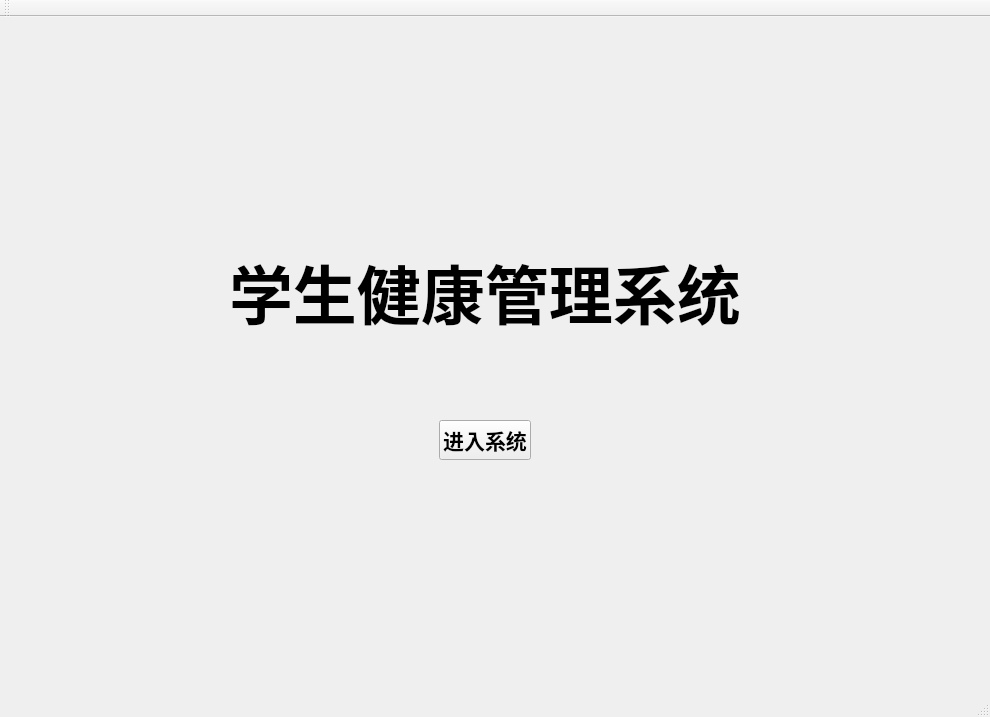
Above: fitnessEquipment/mainwindow.ui from yuanluochen/Fitness-Eqiupment before the change. Below: the same form after it.
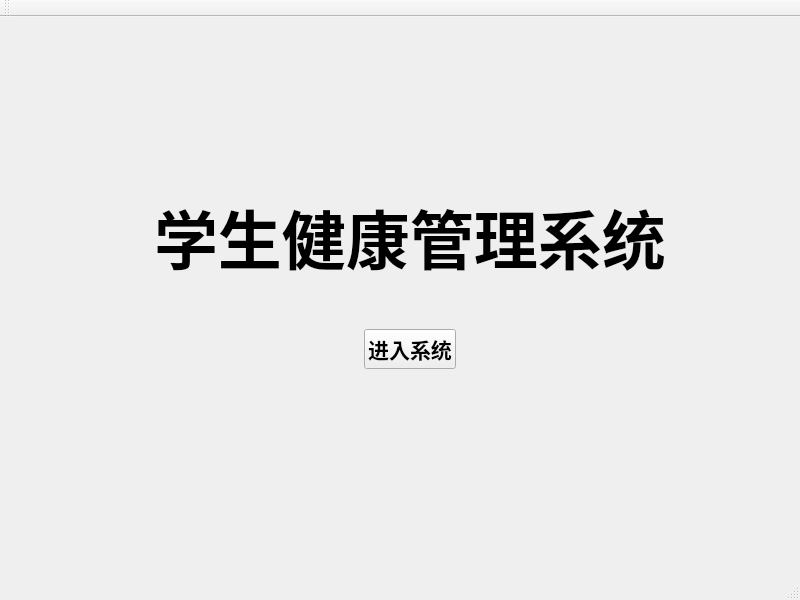
That is the form after the change.

Commit message: 添加应用窗口

Diff of the .ui file:
```diff
--- a/fitnessEquipment/mainwindow.ui
+++ b/fitnessEquipment/mainwindow.ui
@@ -6,8 +6,8 @@
    <rect>
     <x>0</x>
     <y>0</y>
-    <width>990</width>
-    <height>717</height>
+    <width>800</width>
+    <height>600</height>
    </rect>
   </property>
   <property name="font">
@@ -22,19 +22,6 @@
   </property>
   <widget class="QWidget" name="centralWidget">
    <layout class="QGridLayout" name="gridLayout">
-    <item row="0" column="1">
-     <spacer name="verticalSpacer">
-      <property name="orientation">
-       <enum>Qt::Vertical</enum>
-      </property>
-      <property name="sizeHint" stdset="0">
-       <size>
-        <width>20</width>
-        <height>190</height>
-       </size>
-      </property>
-     </spacer>
-    </item>
     <item row="1" column="0">
      <spacer name="horizontalSpacer_2">
       <property name="orientation">
@@ -42,12 +29,25 @@
       </property>
       <property name="sizeHint" stdset="0">
        <size>
-        <width>134</width>
+        <width>39</width>
         <height>20</height>
        </size>
       </property>
      </spacer>
     </item>
+    <item row="0" column="1">
+     <spacer name="verticalSpacer">
+      <property name="orientation">
+       <enum>Qt::Vertical</enum>
+      </property>
+      <property name="sizeHint" stdset="0">
+       <size>
+        <width>20</width>
+        <height>63</height>
+       </size>
+      </property>
+     </spacer>
+    </item>
     <item row="1" column="3">
      <spacer name="horizontalSpacer">
       <property name="orientation">
@@ -55,13 +55,13 @@
       </property>
       <property name="sizeHint" stdset="0">
        <size>
-        <width>134</width>
+        <width>39</width>
         <height>20</height>
        </size>
       </property>
      </spacer>
     </item>
-    <item row="2" column="2">
+    <item row="3" column="2">
      <spacer name="verticalSpacer_3">
       <property name="orientation">
        <enum>Qt::Vertical</enum>
@@ -74,7 +74,7 @@
       </property>
      </spacer>
     </item>
-    <item row="1" column="1">
+    <item row="2" column="2">
      <layout class="QVBoxLayout" name="verticalLayout">
       <item>
        <widget class="QLabel" name="label">
```
Left out of the diff: 2 changed lines with no effect on the pictures. The commit also changes 6 other files.
